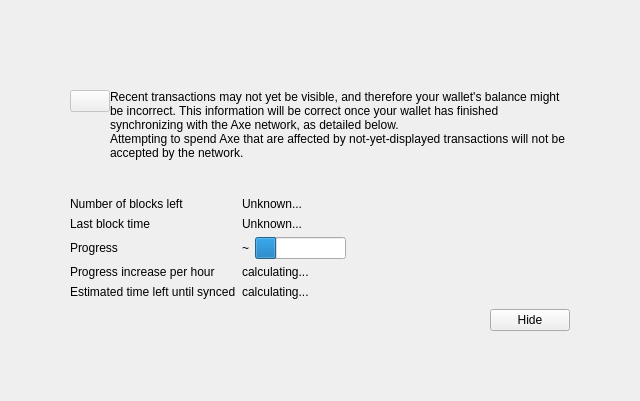
Above: src/qt/forms/modaloverlay.ui from AXErunners/axe before the change. Below: the same form after it.
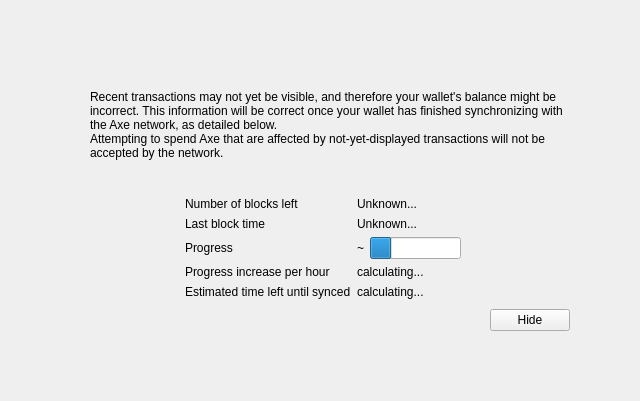
That is the form after the change. Custom widgets are drawn as their Qt base class.

Commit message:
qt: Finetune ModalOverlay (#3699)
* qt: Align warning icon in ModalOverlay properly with the text

* qt: Center form layout in modaloverlay

```diff
--- a/src/qt/forms/modaloverlay.ui
+++ b/src/qt/forms/modaloverlay.ui
@@ -79,10 +79,7 @@
               <number>0</number>
              </property>
              <item>
-              <widget class="QPushButton" name="warningIcon">
-               <property name="enabled">
-                <bool>false</bool>
-               </property>
+              <widget class="QLabel" name="warningIcon">
                <property name="text">
                 <string/>
                </property>
@@ -172,6 +169,9 @@
            <property name="fieldGrowthPolicy">
             <enum>QFormLayout::FieldsStayAtSizeHint</enum>
            </property>
+           <property name="formAlignment">
+            <set>Qt::AlignHCenter|Qt::AlignTop</set>
+           </property>
            <property name="horizontalSpacing">
             <number>6</number>
            </property>
```
The commit also changes 2 other files.
